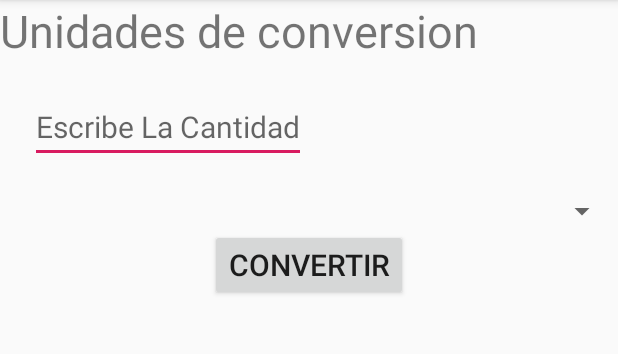
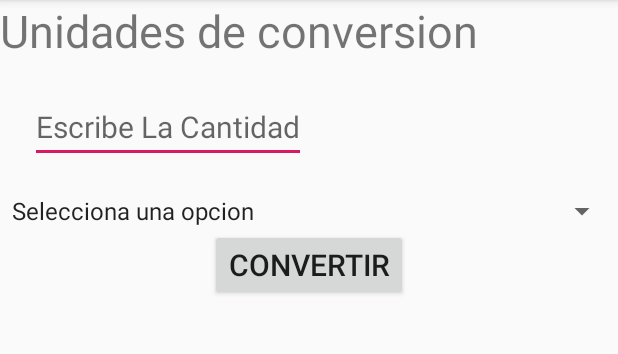
Before and after one commit to Mochafer/Proyecto_Individual, an Android app: the Temperatura screen opened directly, with no data from a screen before it, on a phone screen of 412 x 824 dp, the part 84-438 px from its top. Run offline under Robolectric (Android 15) with nearby library versions, the phone set to English and light mode, and no system bars.

Commit message:
Agregando Case donde selecciona la opcion y los calculos necesarios

```diff
--- a/app/src/main/java/com/example/joell/convertidordemoneda/MainActivity.java
+++ b/app/src/main/java/com/example/joell/convertidordemoneda/MainActivity.java
@@ -19,7 +19,7 @@ public class MainActivity extends AppCompatActivity {
         temperatura.setOnClickListener(new View.OnClickListener() {
             @Override
             public void onClick(View v) {
-                Intent cambiar = Intent(getApplicationContext(), Temperatura.class);
+                Intent cambiar = new Intent(getApplicationContext(), Temperatura.class);
                 startActivity(cambiar);
             }
         });
--- a/app/src/main/java/com/example/joell/convertidordemoneda/Temperatura.java
+++ b/app/src/main/java/com/example/joell/convertidordemoneda/Temperatura.java
@@ -2,12 +2,68 @@ package com.example.joell.convertidordemoneda;
 
 import android.support.v7.app.AppCompatActivity;
 import android.os.Bundle;
+import android.view.View;
+import android.widget.ArrayAdapter;
+import android.widget.Button;
+import android.widget.EditText;
+import android.widget.Spinner;
+import android.widget.TextView;
+import android.widget.Toast;
+
+import java.util.ArrayList;
 
 public class Temperatura extends AppCompatActivity {
+
+    Button convertir=null;
+    EditText cantidad=null;
+    TextView resultado=null;
+    Spinner spincl=null;
 
     @Override
     protected void onCreate(Bundle savedInstanceState) {
         super.onCreate(savedInstanceState);
         setContentView(R.layout.activity_temperatura);
+
+        convertir=(Button)findViewById(R.id.btnItem);
+        cantidad=(EditText)findViewById(R.id.cant);
+        resultado=(TextView)findViewById(R.id.Resu);
+        spincl = (Spinner)findViewById(R.id.spinla);
+
+        String[]op={"Selecciona una opcion","Dolares a Lempiras","Lempiras a Dolares"};
+
+        ArrayAdapter<String> adapter=new
+                ArrayAdapter<String>(this,android.R.layout.simple_spinner_item,op);
+        spincl.setAdapter(adapter);
+
+        convertir.setOnClickListener(new View.OnClickListener() {
+            @Override
+            public void onClick(View v) {
+
+                if(cantidad.getText().toString().equals("")){
+                    Toast msg=Toast.makeText(getApplicationContext(),"Escribe una cantidad",Toast.LENGTH_SHORT);
+                    msg.show();
+                }else {
+                    Double c=Double.parseDouble(cantidad.getText().toString());
+                    Double res=null;
+
+                    int select=spincl.getSelectedItemPosition();
+
+                    switch (select){
+                        case 0:
+                            res=0.0;
+                            Toast.makeText(getApplicationContext(),"Selecciona una opcion",Toast.LENGTH_SHORT).show();
+                            break;
+                        case 1:
+                            res=c/24.52;
+                            break;
+                        case 2:
+                            res=c*24.52;
+                            break;
+                    }
+                    resultado.setText(res.toString());
+                }
+
+            }
+        });
     }
 }
```
